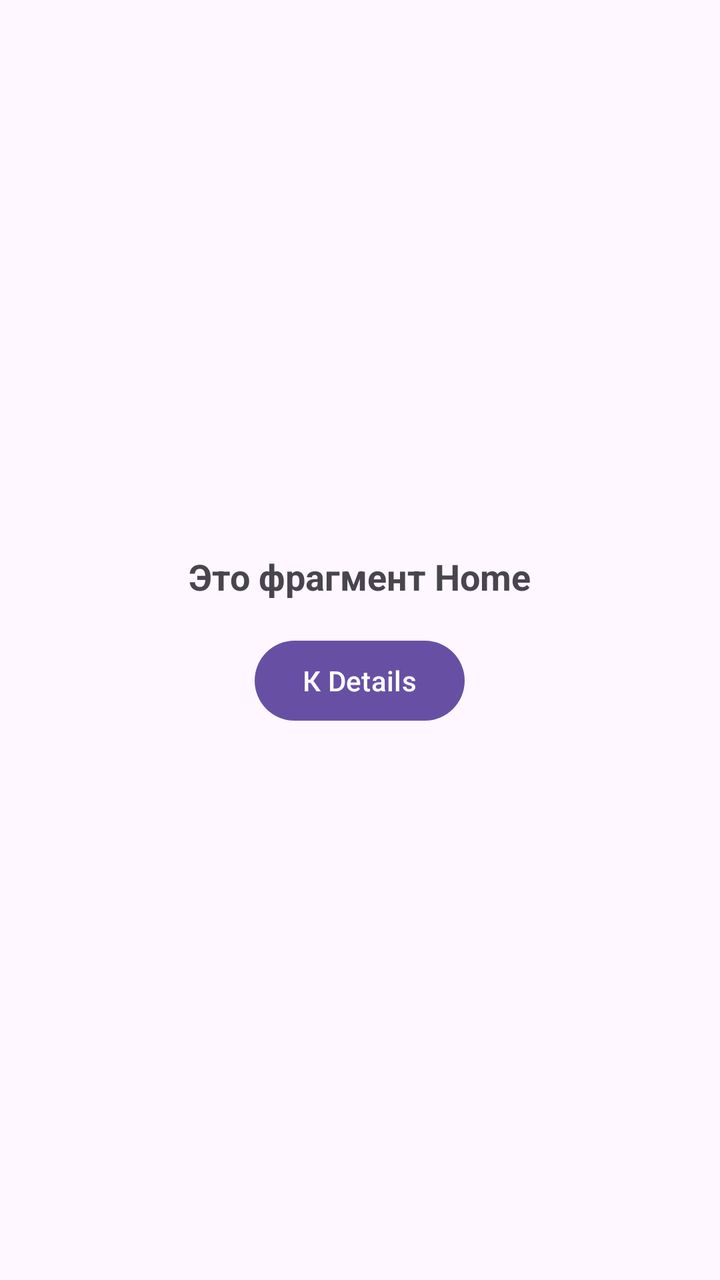
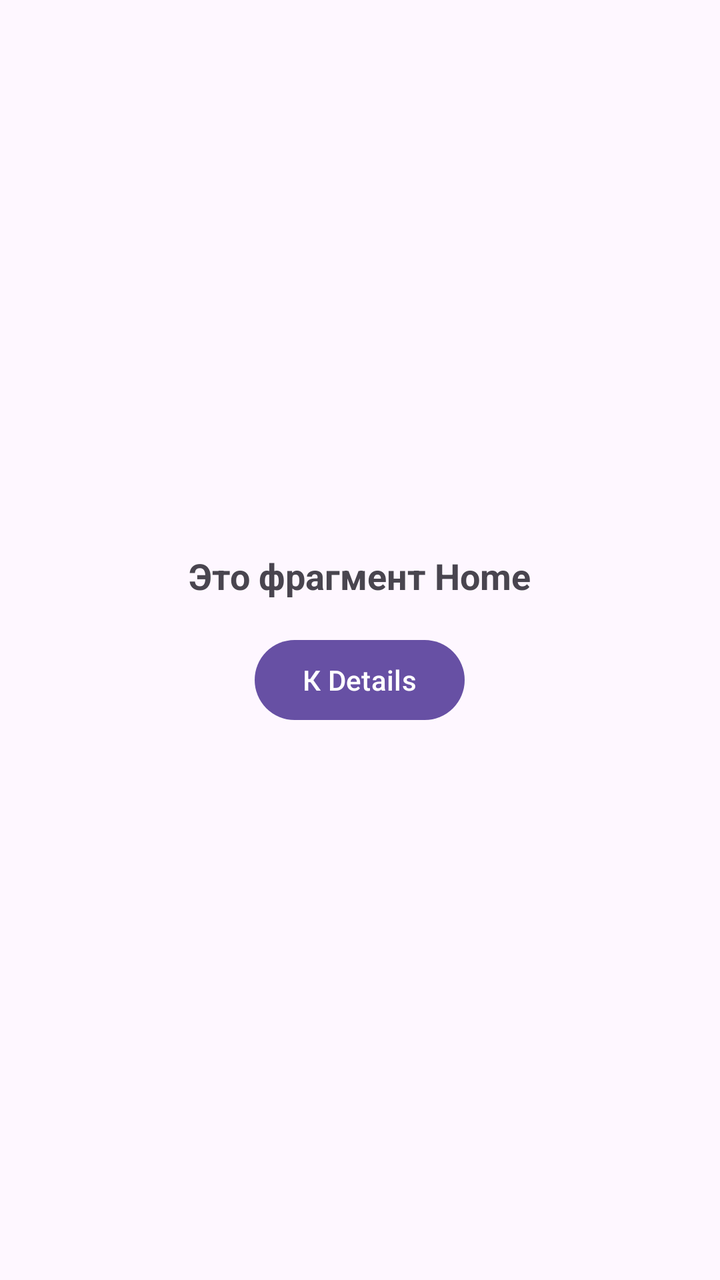

Two renders of the same Android screen: before a commit and after it. Below are the layout's source before the change and the commit's diff.
<!-- AndroidManifest.xml: application theme Theme.Homework18 -->
<!-- res/layout/ex1_home_fragment.xml -->
<?xml version="1.0" encoding="utf-8"?>
<androidx.constraintlayout.widget.ConstraintLayout xmlns:android="http://schemas.android.com/apk/res/android"
    xmlns:app="http://schemas.android.com/apk/res-auto"
    xmlns:tools="http://schemas.android.com/tools"
    android:layout_width="match_parent"
    android:layout_height="match_parent">


    <LinearLayout
        android:layout_width="match_parent"
        android:layout_height="wrap_content"
        android:orientation="vertical"
        android:gravity="center"
        app:layout_constraintBottom_toBottomOf="parent"
        app:layout_constraintTop_toTopOf="parent">

        <TextView
            android:id="@+id/ex1_home_text"
            android:layout_width="wrap_content"
            android:layout_height="wrap_content"
            android:text="Это фрагмент Home"
            android:textSize="18sp"
            android:textStyle="bold" />

        <Button
            android:id="@+id/ex1_home_to_details_button"
            android:layout_marginTop="16dp"
            android:layout_width="wrap_content"
            android:layout_height="wrap_content"
            android:text="К Details" />


    </LinearLayout>


</androidx.constraintlayout.widget.ConstraintLayout>
<!-- resources referenced by this layout -->
<resources>
  <style name="Theme.Homework18" parent="Base.Theme.Homework18" />
  <style name="Base.Theme.Homework18" parent="Theme.Material3.DayNight.NoActionBar">
          
          
      </style>
</resources>

<!-- the commit's change to res/layout/ex1_home_fragment.xml (unified diff, before → after) -->
@@ -8,7 +8,7 @@
 
     <LinearLayout
         android:layout_width="match_parent"
-        android:layout_height="wrap_content"
+        android:layout_height="match_parent"
         android:orientation="vertical"
         android:gravity="center"
         app:layout_constraintBottom_toBottomOf="parent"
